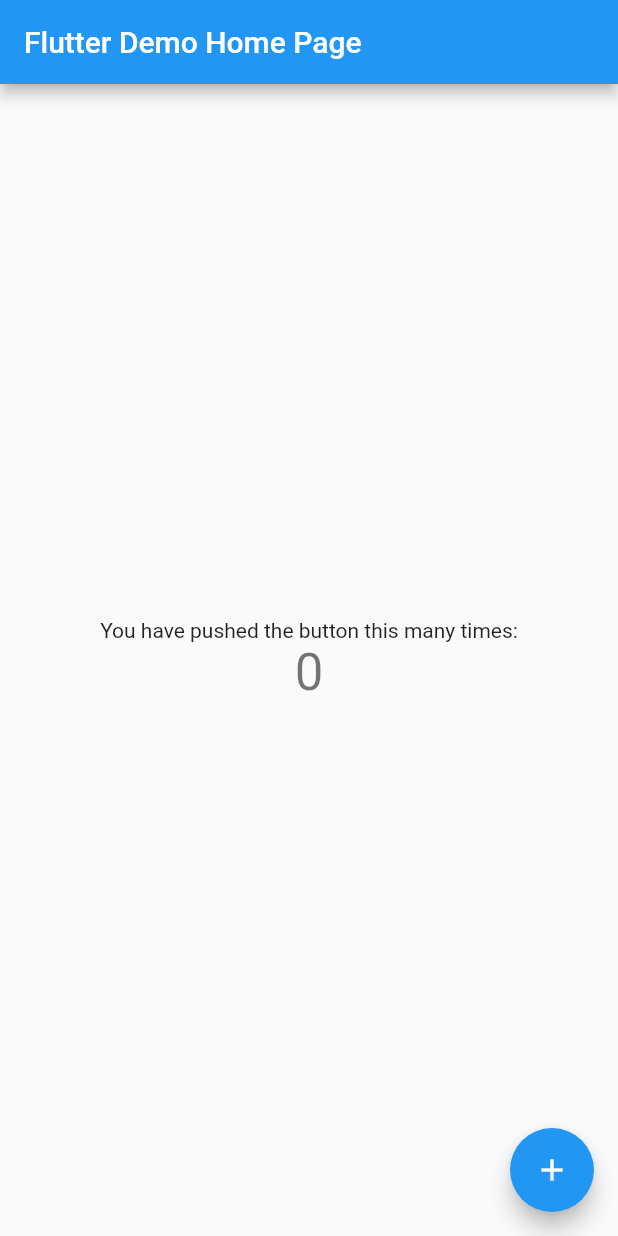
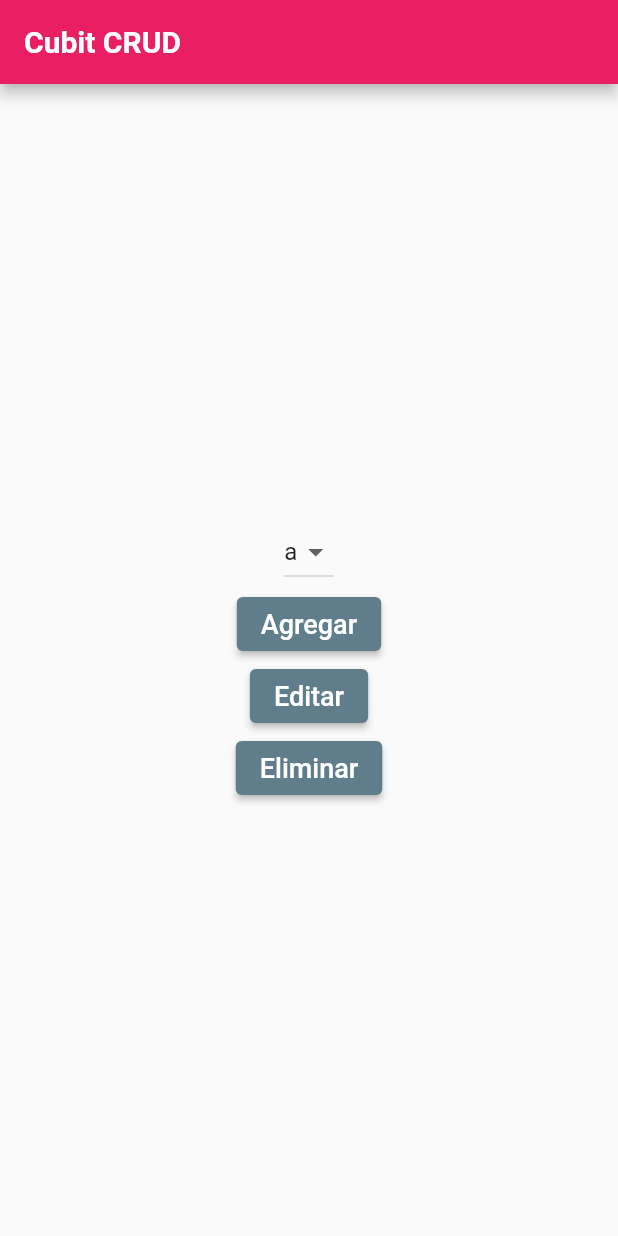
Before and after one commit to CamperoJose/list_crud, a Flutter app: the screen it shows after launch, on a phone screen of 412 x 824 dp. Run offline on Flutter 3.47's test engine with Material 2 defaults, Android fonts, the phone set to English and light mode, and no system bars.

```diff
--- /dev/null
+++ b/lib/componentes/app_bar_component.dart
@@ -0,0 +1,23 @@
+import 'package:flutter/material.dart';
+
+class MyAppBar extends StatelessWidget implements PreferredSizeWidget {
+  final String title;
+
+  const MyAppBar({required this.title});
+
+  @override
+  Widget build(BuildContext context) {
+    return AppBar(
+      title: Text(
+        title,
+        style: TextStyle(
+          color: Colors.white,
+          fontWeight: FontWeight.bold,
+        ),
+      ),
+    );
+  }
+
+  @override
+  Size get preferredSize => Size.fromHeight(kToolbarHeight);
+}
--- a/lib/main.dart
+++ b/lib/main.dart
@@ -1,115 +1,27 @@
 import 'package:flutter/material.dart';
+import 'package:list_crud/vista/home.dart';
 
-void main() {
-  runApp(const MyApp());
-}
+void main() => runApp(MyApp());
+
+MyApp myApp = MyApp();
 
 class MyApp extends StatelessWidget {
-  const MyApp({super.key});
 
-  // This widget is the root of your application.
   @override
   Widget build(BuildContext context) {
     return MaterialApp(
-      title: 'Flutter Demo',
       theme: ThemeData(
-        // This is the theme of your application.
-        //
-        // Try running your application with "flutter run". You'll see the
-        // application has a blue toolbar. Then, without quitting the app, try
-        // changing the primarySwatch below to Colors.green and then invoke
-        // "hot reload" (press "r" in the console where you ran "flutter run",
-        // or simply save your changes to "hot reload" in a Flutter IDE).
-        // Notice that the counter didn't reset back to zero; the application
-        // is not restarted.
-        primarySwatch: Colors.blue,
+        primarySwatch: Colors.pink,
+        inputDecorationTheme: InputDecorationTheme(
+          focusedBorder: OutlineInputBorder(
+            borderRadius: BorderRadius.circular(10),
+          ),
+        ),
       ),
-      home: const MyHomePage(title: 'Flutter Demo Home Page'),
+      initialRoute: '/',
+      routes: {
+        '/': (context) => HomePage(),
+      },
     );
   }
 }
-
-class MyHomePage extends StatefulWidget {
-  const MyHomePage({super.key, required this.title});
-
-  // This widget is the home page of your application. It is stateful, meaning
-  // that it has a State object (defined below) that contains fields that affect
-  // how it looks.
-
-  // This class is the configuration for the state. It holds the values (in this
-  // case the title) provided by the parent (in this case the App widget) and
-  // used by the build method of the State. Fields in a Widget subclass are
-  // always marked "final".
-
-  final String title;
-
-  @override
-  State<MyHomePage> createState() => _MyHomePageState();
-}
-
-class _MyHomePageState extends State<MyHomePage> {
-  int _counter = 0;
-
-  void _incrementCounter() {
-    setState(() {
-      // This call to setState tells the Flutter framework that something has
-      // changed in this State, which causes it to rerun the build method below
-      // so that the display can reflect the updated values. If we changed
-      // _counter without calling setState(), then the build method would not be
-      // called again, and so nothing would appear to happen.
-      _counter++;
-    });
-  }
-
-  @override
-  Widget build(BuildContext context) {
-    // This method is rerun every time setState is called, for instance as done
-    // by the _incrementCounter method above.
-    //
-    // The Flutter framework has been optimized to make rerunning build methods
-    // fast, so that you can just rebuild anything that needs updating rather
-    // than having to individually change instances of widgets.
-    return Scaffold(
-      appBar: AppBar(
-        // Here we take the value from the MyHomePage object that was created by
-        // the App.build method, and use it to set our appbar title.
-        title: Text(widget.title),
-      ),
-      body: Center(
-        // Center is a layout widget. It takes a single child and positions it
-        // in the middle of the parent.
-        child: Column(
-          // Column is also a layout widget. It takes a list of children and
-          // arranges them vertically. By default, it sizes itself to fit its
-          // children horizontally, and tries to be as tall as its parent.
-          //
-          // Invoke "debug painting" (press "p" in the console, choose the
-          // "Toggle Debug Paint" action from the Flutter Inspector in Android
-          // Studio, or the "Toggle Debug Paint" command in Visual Studio Code)
-          // to see the wireframe for each widget.
-          //
-          // Column has various properties to control how it sizes itself and
-          // how it positions its children. Here we use mainAxisAlignment to
-          // center the children vertically; the main axis here is the vertical
-          // axis because Columns are vertical (the cross axis would be
-          // horizontal).
-          mainAxisAlignment: MainAxisAlignment.center,
-          children: <Widget>[
-            const Text(
-              'You have pushed the button this many times:',
-            ),
-            Text(
-              '$_counter',
-              style: Theme.of(context).textTheme.headlineMedium,
-            ),
-          ],
-        ),
-      ),
-      floatingActionButton: FloatingActionButton(
-        onPressed: _incrementCounter,
-        tooltip: 'Increment',
-        child: const Icon(Icons.add),
-      ), // This trailing comma makes auto-formatting nicer for build methods.
-    );
-  }
-}
--- /dev/null
+++ b/lib/vista/home.dart
@@ -0,0 +1,96 @@
+import 'package:flutter/material.dart';
+
+import '../componentes/app_bar_component.dart';
+
+
+class HomePage extends StatefulWidget {
+  @override
+  _HomePage createState() => _HomePage();
+}
+
+
+class _HomePage extends State<HomePage> {
+  int _counter = 0;
+
+  void _incrementCounter() {
+    setState(() {
+      _counter++;
+    });
+  }
+
+  @override
+  Widget build(BuildContext context) {
+    String dropdownValue;
+    List<String> list = ['a', 'b', 'c'];
+
+    return Scaffold(
+    appBar: MyAppBar(title: 'Cubit CRUD'),
+      body: Center(
+        child: Column(
+          mainAxisAlignment: MainAxisAlignment.center,
+          children: <Widget>[
+
+            DropdownButton<String>(
+              value: list[0],
+              onChanged: (String? newValue) {
+                // Código que se ejecuta cuando se selecciona una opción del menú
+                setState(() {
+                  dropdownValue = newValue!;
+                });
+              },
+              items: list.map<DropdownMenuItem<String>>((String value) {
+                return DropdownMenuItem<String>(
+                  value: value,
+                  child: Text(value),
+                );
+              }).toList(),
+            ),
+
+          ElevatedButton(
+            onPressed: () {
+              // Código que se ejecuta cuando se presiona el botón
+            },
+            child: Text(
+              'Agregar',
+              style: TextStyle(fontSize: 18),
+            ),
+            style: ButtonStyle(
+              backgroundColor: MaterialStateProperty.all<Color>(Colors.blueGrey),
+            ),
+          ),
+
+          ElevatedButton(
+            onPressed: () {
+              // Código que se ejecuta cuando se presiona el botón
+            },
+            child: Text(
+              'Editar',
+              style: TextStyle(fontSize: 18),
+            ),
+            style: ButtonStyle(
+              backgroundColor: MaterialStateProperty.all<Color>(Colors.blueGrey),
+            ),
+          ),
+
+          ElevatedButton(
+            onPressed: () {
+              // Código que se ejecuta cuando se presiona el botón
+            },
+            child: Text(
+              'Eliminar',
+              style: TextStyle(fontSize: 18),
+            ),
+            style: ButtonStyle(
+              backgroundColor: MaterialStateProperty.all<Color>(Colors.blueGrey),
+            ),
+          )
+
+
+
+
+          ],
+        ),
+      ),
+    );
+  }
+}
```
